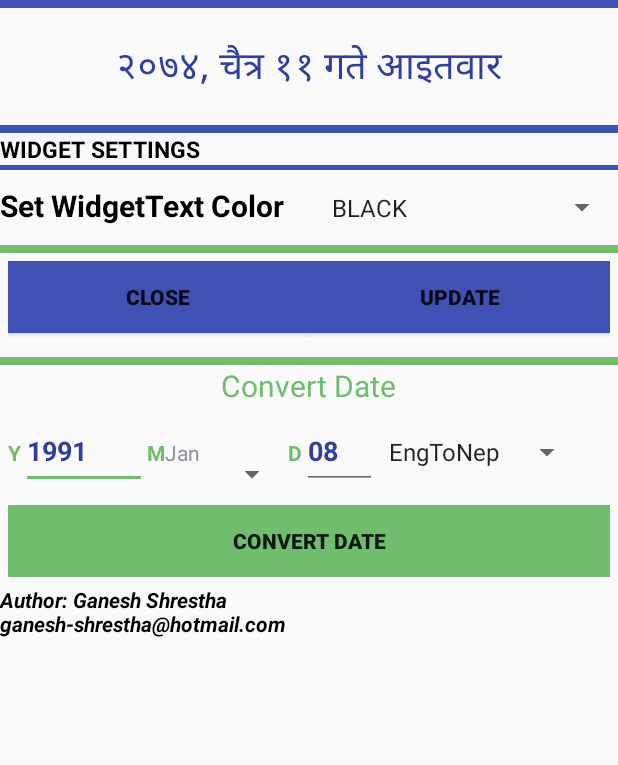
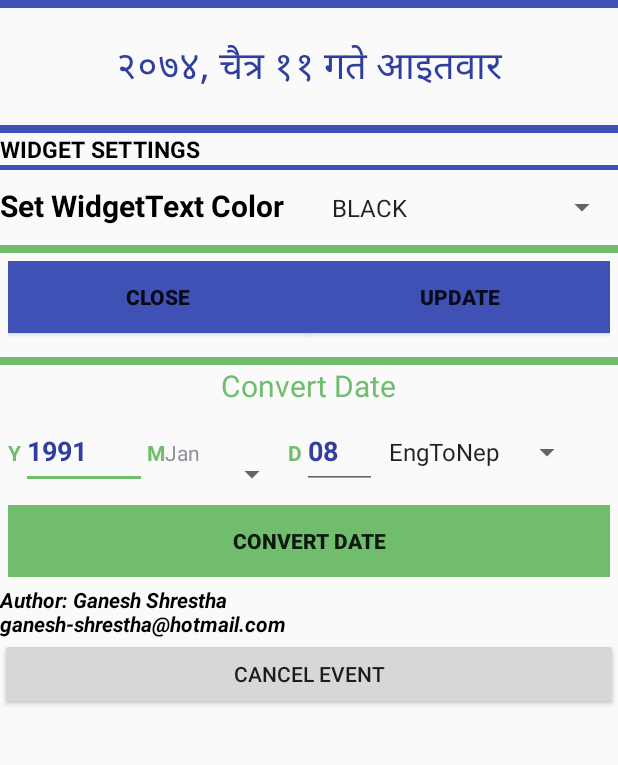
Before and after one commit to shresthaganesh/TodayNepaliDate, an Android app: the screen it shows after launch (MainActivity), on a phone screen of 412 x 824 dp, the part 158-923 px from its top. Run offline under Robolectric (Android 15) with nearby library versions, the phone set to English and light mode, and no system bars.

Commit message:
Added cancel button

```diff
--- a/app/src/main/java/com/example/ganesh/nepalidate/MainActivity.java
+++ b/app/src/main/java/com/example/ganesh/nepalidate/MainActivity.java
@@ -39,6 +39,7 @@ import java.util.Calendar;
 import java.util.List;
 
 public class MainActivity extends AppCompatActivity {
+    Button cancelButton;
     int todaysNepday = 1;
     String Notification_Key = "MY_NOTIFICATION_KEY";
     ArrayAdapter<CharSequence> adapter;
@@ -101,6 +102,20 @@ public class MainActivity extends AppCompatActivity {
     protected void onCreate(Bundle savedInstanceState) {
         super.onCreate(savedInstanceState);
         setContentView(R.layout.activity_main);
+
+        cancelButton = findViewById(R.id.cancelevent);
+        cancelButton.setOnClickListener(new View.OnClickListener() {
+            @Override
+            public void onClick(View view) {
+                Intent intent = new Intent(getApplicationContext(), DayNotification.class);
+                PendingIntent pendingIntent = PendingIntent.getBroadcast(getApplicationContext(), Utils.NotificationID, intent, PendingIntent.FLAG_UPDATE_CURRENT);
+                AlarmManager alarmManager = (AlarmManager) getSystemService(ALARM_SERVICE);
+
+                alarmManager.cancel(pendingIntent);
+                Toast.makeText(MainActivity.this, "Cancle button clicked", Toast.LENGTH_SHORT).show();
+            }
+        });
+
         todaysNepday = Utils.getTodaysNepaliDay();
         colorsList = findViewById(R.id.colorslist);
         colorsList.setOnItemSelectedListener(new AdapterView.OnItemSelectedListener() {
@@ -254,8 +269,8 @@ public class MainActivity extends AppCompatActivity {
         long repeatTime = 1 * 5 * 1000;
         Calendar calendar = Calendar.getInstance();
 
-        calendar.set(Calendar.HOUR_OF_DAY, 15);
-        calendar.set(Calendar.MINUTE, 39);
+        calendar.set(Calendar.HOUR_OF_DAY, 12);
+        calendar.set(Calendar.MINUTE, 18);
         Intent intent = new Intent(getApplicationContext(), DayNotification.class);
         PendingIntent pendingIntent = PendingIntent.getBroadcast(getApplicationContext(), Utils.NotificationID, intent, PendingIntent.FLAG_UPDATE_CURRENT);
         AlarmManager alarmManager = (AlarmManager) getSystemService(ALARM_SERVICE);
--- a/app/src/main/res/layout/activity_main.xml
+++ b/app/src/main/res/layout/activity_main.xml
@@ -253,6 +253,12 @@
                 android:textColor="@android:color/background_dark"
                 android:textColorLink="@android:color/black"
                 android:textStyle="italic|bold" />
+
+            <Button
+                android:id="@+id/cancelevent"
+                android:layout_width="match_parent"
+                android:layout_height="match_parent"
+                android:text="Cancel Event" />
         </LinearLayout>
 
     </ScrollView>
```
